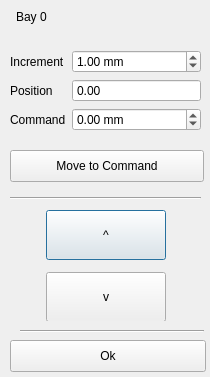
Before: the Qt Designer form baydialog.ui in SeraphRobotics/SeraphPrint, drawn with Qt 5.
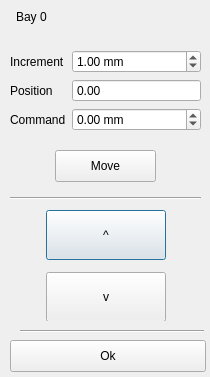
After: the same form once the commit is applied. Icons and pictures are not drawn.

What changed in the file:
```diff
--- a/baydialog.ui
+++ b/baydialog.ui
@@ -257,14 +257,14 @@
   <widget class="QPushButton" name="moveButton">
    <property name="geometry">
     <rect>
-     <x>10</x>
+     <x>55</x>
      <y>150</y>
-     <width>194</width>
+     <width>101</width>
      <height>32</height>
     </rect>
    </property>
    <property name="text">
-    <string>Move to Command</string>
+    <string>Move</string>
    </property>
   </widget>
  </widget>
```
Left out of the diff: 12 changed lines with no effect on the pictures.
